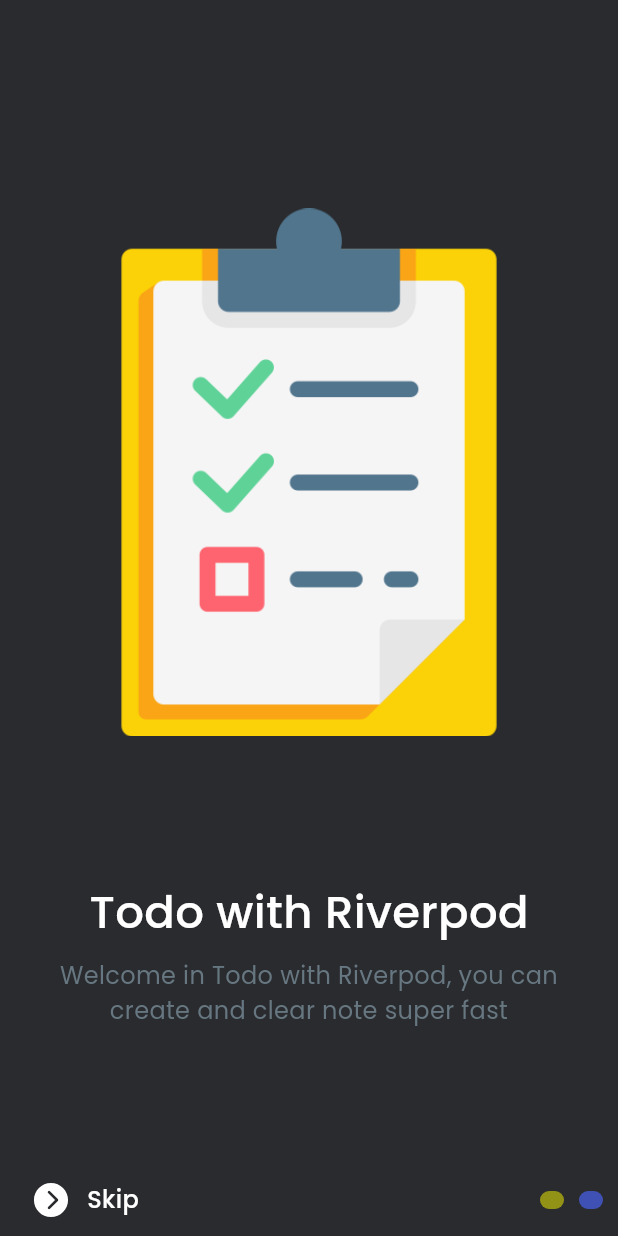
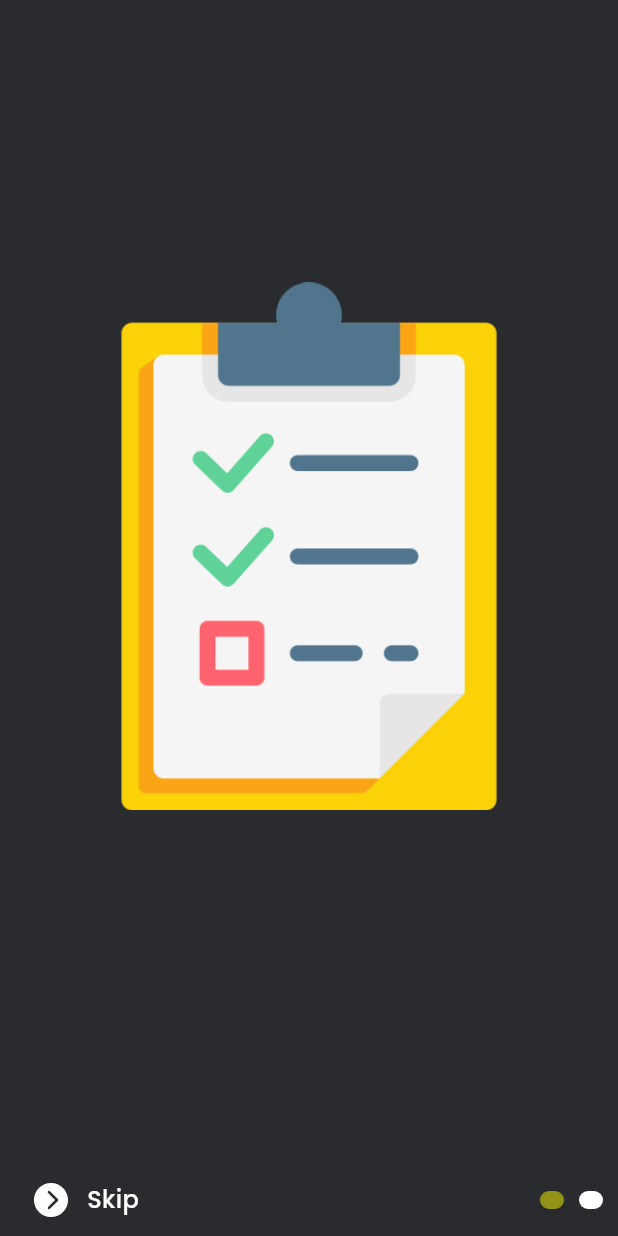
Before and after one commit to muhtar-sgk/TodoAppRiverpod, a Flutter app: the screen it shows after launch, swiped to page 2, on a phone screen of 412 x 824 dp. Run offline on Flutter 3.47's test engine with Material 2 defaults, Android fonts, the phone set to English and light mode, and no system bars; drawn by our look-alikes of smooth_page_indicator; our stand-ins replace flutter_screenutil, flutter_vector_icons, google_fonts.

Commit message:
add some page

```diff
--- a/lib/features/on_boarding/views/on_boarding_screen.dart
+++ b/lib/features/on_boarding/views/on_boarding_screen.dart
@@ -5,6 +5,8 @@ import 'package:google_fonts/google_fonts.dart';
 import 'package:riverpod_todoapp/core/common/widgets/white_space.dart';
 import 'package:riverpod_todoapp/core/res/colours.dart';
 import 'package:riverpod_todoapp/core/res/image_res.dart';
+import 'package:riverpod_todoapp/features/on_boarding/views/widgets/first_page.dart';
+import 'package:riverpod_todoapp/features/on_boarding/views/widgets/second_page.dart';
 import 'package:smooth_page_indicator/smooth_page_indicator.dart';
 
 import '../../../core/common/widgets/fading_text.dart';
@@ -42,51 +44,9 @@ class _OnBoardingScreenState extends State<OnBoardingScreen> {
           children: [
           PageView(
             controller: pageController,
-            children: [
-              Padding(
-                padding: const EdgeInsets.symmetric(horizontal: 30),
-                child: Column(
-                    mainAxisAlignment: MainAxisAlignment.center,
-                    children: [
-                      Image.asset(ImageRes.todo),
-                      const WhiteSpace(height: 80),
-                      const FadingText('Todo with Riverpod',
-                          textAlign: TextAlign.center,
-                          fontSize: 30,
-                          fontWeight: FontWeight.w500),
-                      const WhiteSpace(height: 8),
-                      Text(
-                        'Welcome in Todo with Riverpod, you can create and clear note super fast',
-                        textAlign: TextAlign.center,
-                        style: GoogleFonts.poppins(
-                            fontSize: 16,
-                            fontWeight: FontWeight.normal,
-                            color: Colours.lightGrey),
-                      ),
-                    ]),
-              ),
-              Padding(
-                padding: const EdgeInsets.symmetric(horizontal: 30),
-                child: Column(
-                    mainAxisAlignment: MainAxisAlignment.center,
-                    children: [
-                      Image.asset(ImageRes.todo),
-                      const WhiteSpace(height: 80),
-                      const FadingText('Todo with Riverpod',
-                          textAlign: TextAlign.center,
-                          fontSize: 30,
-                          fontWeight: FontWeight.w500),
-                      const WhiteSpace(height: 8),
-                      Text(
-                        'Welcome in Todo with Riverpod, you can create and clear note super fast',
-                        textAlign: TextAlign.center,
-                        style: GoogleFonts.poppins(
-                            fontSize: 16,
-                            fontWeight: FontWeight.normal,
-                            color: Colours.lightGrey),
-                      ),
-                    ]),
-              ),
+            children: const [
+              FirstPage(),
+              SecondPage()
             ],
           ),
           Padding(
@@ -111,7 +71,8 @@ class _OnBoardingScreenState extends State<OnBoardingScreen> {
                   effect: WormEffect(
                     dotHeight: 12,
                     spacing: 10,
-                    dotColor: Colours.yellow.withOpacity(.5)
+                    dotColor: Colours.yellow.withOpacity(.5),
+                    activeDotColor: Colours.light
                   ),
                 )
               ],
--- /dev/null
+++ b/lib/features/on_boarding/views/widgets/first_page.dart
@@ -0,0 +1,35 @@
+import 'package:flutter/material.dart';
+import 'package:google_fonts/google_fonts.dart';
+
+import '../../../../core/common/widgets/fading_text.dart';
+import '../../../../core/common/widgets/white_space.dart';
+import '../../../../core/res/colours.dart';
+import '../../../../core/res/image_res.dart';
+
+class FirstPage extends StatelessWidget {
+  const FirstPage({super.key});
+
+  @override
+  Widget build(BuildContext context) {
+    return Padding(
+      padding: const EdgeInsets.symmetric(horizontal: 30),
+      child: Column(mainAxisAlignment: MainAxisAlignment.center, children: [
+        Image.asset(ImageRes.todo),
+        const WhiteSpace(height: 80),
+        const FadingText('Todo with Riverpod',
+            textAlign: TextAlign.center,
+            fontSize: 30,
+            fontWeight: FontWeight.w500),
+        const WhiteSpace(height: 8),
+        Text(
+          'Welcome in Todo with Riverpod, you can create and clear note super fast',
+          textAlign: TextAlign.center,
+          style: GoogleFonts.poppins(
+              fontSize: 16,
+              fontWeight: FontWeight.normal,
+              color: Colours.lightGrey),
+        ),
+      ]),
+    );
+  }
+}
--- /dev/null
+++ b/lib/features/on_boarding/views/widgets/second_page.dart
@@ -0,0 +1,20 @@
+import 'package:flutter/material.dart';
+
+import '../../../../core/common/widgets/white_space.dart';
+import '../../../../core/res/image_res.dart';
+
+class SecondPage extends StatelessWidget {
+  const SecondPage({super.key});
+
+  @override
+  Widget build(BuildContext context) {
+    return Padding(
+      padding: const EdgeInsets.symmetric(horizontal: 30),
+      child: Column(mainAxisAlignment: MainAxisAlignment.center, children: [
+        Image.asset(ImageRes.todo),
+        const WhiteSpace(height: 80),
+
+      ]),
+    );
+  }
+}
```
